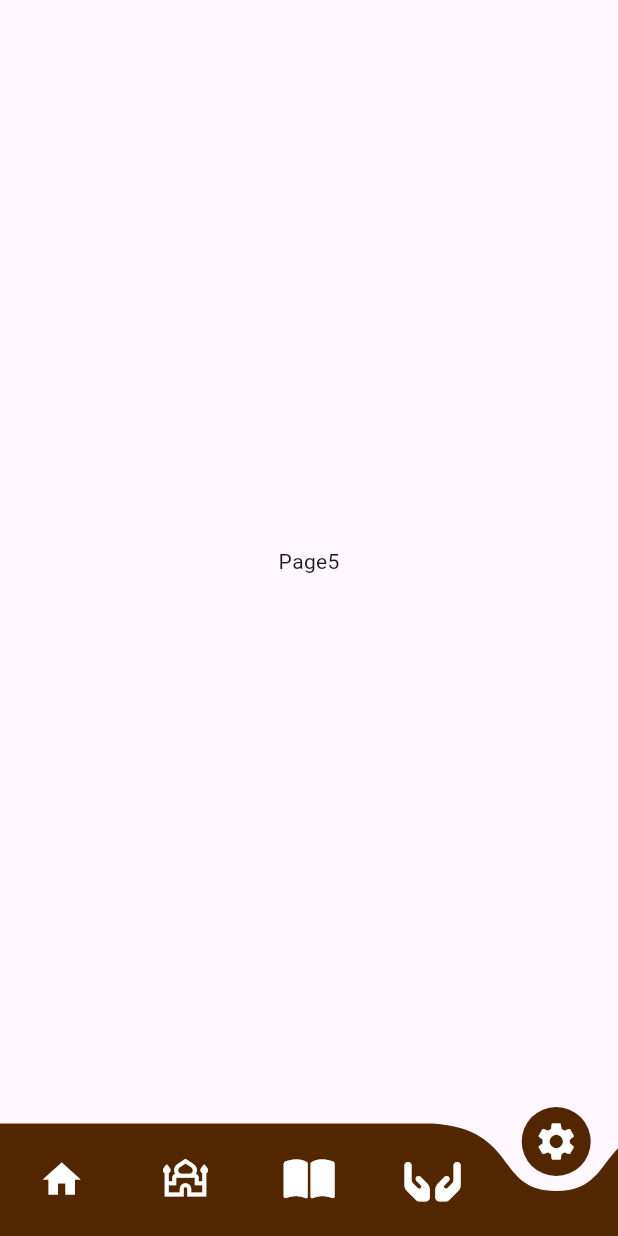
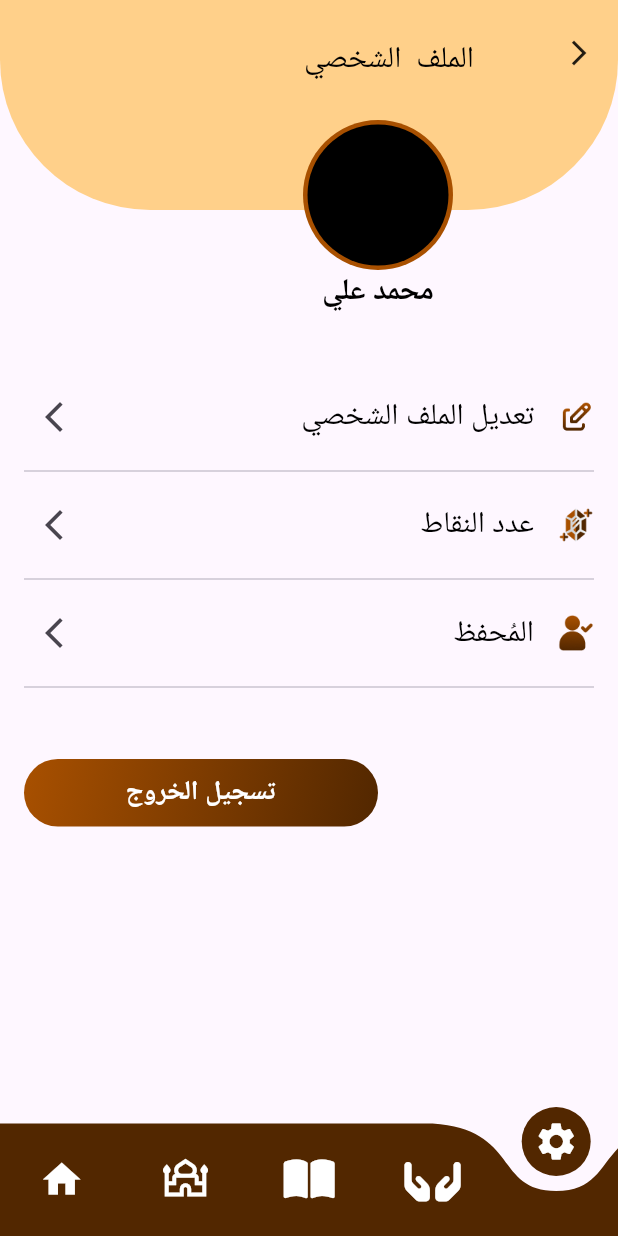
Before and after one commit to mohammed266/owli_aleazm, a Flutter app: the MyHomeView screen opened by its route, item 5 of the bottom bar chosen, on a phone screen of 412 x 824 dp. Run offline on Flutter 3.47's test engine with Material 3 defaults, Android fonts, the phone set to English and light mode, and no system bars; drawn by our look-alikes of curved_navigation_bar; our stand-ins replace easy_stepper, font_awesome_flutter, go_router, google_fonts, pinput, sleek_circular_slider and 1 more.

Commit message:
finished profile_view UI

```diff
--- a/lib/core/utils/app_color.dart
+++ b/lib/core/utils/app_color.dart
@@ -16,6 +16,6 @@ abstract class AppColor{
   static const kNameColor = Color(0xff5C649D);
   static const kName1Color = Color(0xff9467DD);
   static const kYellowColor = Colors.yellow;
-
+  static const kPaleButterYellowColor = Color(0xffFFD08A);
 
  }
--- a/lib/features/home/presentation/views/my_home_view.dart
+++ b/lib/features/home/presentation/views/my_home_view.dart
@@ -1,6 +1,7 @@
 import 'package:flutter/material.dart';
 
 import 'home_view.dart';
+import 'profile_view.dart';
 import 'widgets/my_curved_navigation_bar.dart';
 
 class MyHomeView extends StatefulWidget {
@@ -17,7 +18,7 @@ class _MyHomeViewState extends State<MyHomeView> {
     Center(child: Text('Page2')),
     Center(child: Text('Page3')),
     Center(child: Text('Page4')),
-    Center(child: Text('Page5')),
+    ProfileView(),
   ];
   @override
   Widget build(BuildContext context) {
--- /dev/null
+++ b/lib/features/home/presentation/views/profile_view.dart
@@ -0,0 +1,21 @@
+
+
+import 'package:flutter/material.dart';
+
+import 'widgets/profile_view_body.dart';
+
+class ProfileView extends StatelessWidget {
+  const ProfileView({super.key});
+
+  @override
+  Widget build(BuildContext context) {
+    return const Scaffold(
+      body: SafeArea(
+        child: Directionality(
+          textDirection: TextDirection.rtl,
+          child: ProfileViewBody(),
+        ),
+      ),
+    );
+  }
+}
--- /dev/null
+++ b/lib/features/home/presentation/views/widgets/Build_profile_view_header.dart
@@ -0,0 +1,101 @@
+
+
+
+
+import 'package:flutter/material.dart';
+
+import '../../../../../core/utils/app_color.dart';
+import '../../../../../core/utils/styels.dart';
+
+class BuildHeader extends StatelessWidget {
+  const BuildHeader({super.key});
+
+  @override
+  Widget build(BuildContext context) {
+    return const Stack(
+      children: [
+        SizedBox(
+          width: double.infinity,
+          height: 210,
+        ),
+        BuildHeaderBackground(),
+        BuildProfileAvatar(),
+      ],
+    );
+  }
+}
+
+class BuildHeaderBackground extends StatelessWidget {
+  const BuildHeaderBackground({super.key});
+
+  @override
+  Widget build(BuildContext context) {
+    return Container(
+      width: double.infinity,
+      height: 140,
+      decoration: const BoxDecoration(
+        color: AppColor.kPaleButterYellowColor,
+        borderRadius: BorderRadius.only(
+          bottomRight: Radius.circular(100),
+          bottomLeft: Radius.circular(100),
+        ),
+      ),
+      child: Padding(
+        padding: const EdgeInsets.only(
+          top: 25,
+          right: 16,
+          left: 16,
+        ),
+        child: Row(
+          crossAxisAlignment: CrossAxisAlignment.start,
+          mainAxisAlignment: MainAxisAlignment.start,
+          children: [
+            const Icon(
+              Icons.arrow_back_ios_new_outlined,
+              size: 20,
+            ),
+            const SizedBox(width: 60),
+            Text(
+              "الملف  الشخصي",
+              style: Styles.textStyle20.copyWith(
+                color: AppColor.kBlackColor,
+                fontWeight: FontWeight.w500,
+              ),
+            ),
+          ],
+        ),
+      ),
+    );
+  }
+}
+
+class BuildProfileAvatar extends StatelessWidget {
+  const BuildProfileAvatar({super.key});
+
+  @override
+  Widget build(BuildContext context) {
+    return Positioned(
+      bottom: 0,
+      right: 110,
+      child: Column(
+        children: [
+          const CircleAvatar(
+            radius: 50,
+            backgroundColor: AppColor.kPrimaryColor,
+            child: CircleAvatar(
+              radius: 47,
+              backgroundColor: Colors.black,
+            ),
+          ),
+          Text(
+            "محمد علي",
+            style: Styles.textStyle20.copyWith(
+              color: AppColor.kBlackColor,
+              fontWeight: FontWeight.w600,
+            ),
+          ),
+        ],
+      ),
+    );
+  }
+}
--- /dev/null
+++ b/lib/features/home/presentation/views/widgets/build_profile_view_list_tile.dart
@@ -0,0 +1,45 @@
+
+
+
+
+import 'package:flutter/material.dart';
+
+import '../../../../../core/utils/app_color.dart';
+import '../../../../../core/utils/styels.dart';
+
+class BuildListTile extends StatelessWidget {
+  const BuildListTile({super.key, required this.title, required this.iconPath, this.onTap});
+
+  final String title;
+  final String iconPath;
+  final void Function()? onTap;
+
+  @override
+  Widget build(BuildContext context) {
+    return Column(
+      children: [
+        ListTile(
+          onTap: onTap,
+          title: Text(
+            title,
+            style: Styles.textStyle20.copyWith(
+              color: AppColor.kBlackColor,
+            ),
+          ),
+          leading: Image.asset(
+            iconPath,
+            height: 24,
+            width: 24,
+          ),
+          trailing: const Icon(
+            Icons.arrow_forward_ios_sharp,
+          ),
+        ),
+        const Padding(
+          padding: EdgeInsets.symmetric(horizontal: 16),
+          child: Divider(),
+        ),
+      ],
+    );
+  }
+}
--- /dev/null
+++ b/lib/features/home/presentation/views/widgets/profile_view_body.dart
@@ -0,0 +1,45 @@
+import 'package:flutter/material.dart';
+
+import '../../../../../core/widgets/custom_button.dart';
+import 'Build_profile_view_header.dart';
+import 'build_profile_view_list_tile.dart';
+
+class ProfileViewBody extends StatelessWidget {
+  const ProfileViewBody({super.key});
+
+  @override
+  Widget build(BuildContext context) {
+    return SingleChildScrollView(
+      child: Column(
+        children: [
+          const BuildHeader(),
+          const SizedBox(height: 40),
+          BuildListTile(
+            title: "تعديل الملف الشخصي",
+            iconPath: "assets/images/img_16.png",
+            onTap: () {},
+          ),
+          BuildListTile(
+            title: "عدد النقاط",
+            iconPath: "assets/images/img_17.png",
+            onTap: () {},
+          ),
+          BuildListTile(
+            title: "المُحفظ",
+            iconPath: "assets/images/img_18.png",
+            onTap: () {},
+          ),
+          const SizedBox(height: 40),
+          Padding(
+            padding: const EdgeInsets.only(left: 16, right: 160),
+            child: CustomButton(
+              onTap: () {},
+              text: "تسجيل الخروج",
+            ),
+          ),
+          const SizedBox(height: 40),
+        ],
+      ),
+    );
+  }
+}
--- a/lib/features/splash/presentation/views/onboarding_view.dart
+++ b/lib/features/splash/presentation/views/onboarding_view.dart
@@ -1,5 +1,5 @@
 import 'package:flutter/material.dart';
-import 'widgets/onboarding_view_body.dary.dart';
+import 'widgets/onboarding_view_body.dart';
 
 class OnboardingView extends StatelessWidget {
   const OnboardingView({super.key});
```
Also changed, not shown: lib/features/home/presentation/views/widgets/home_view_body.dart (+0 -90 lines), assets/images/img_16.png (added), assets/images/img_17.png (added), assets/images/img_18.png (added), lib/features/splash/presentation/views/widgets/onboarding_view_body.dart (renamed from lib/features/splash/presentation/views/widgets/onboarding_view_body.dary.dart).
